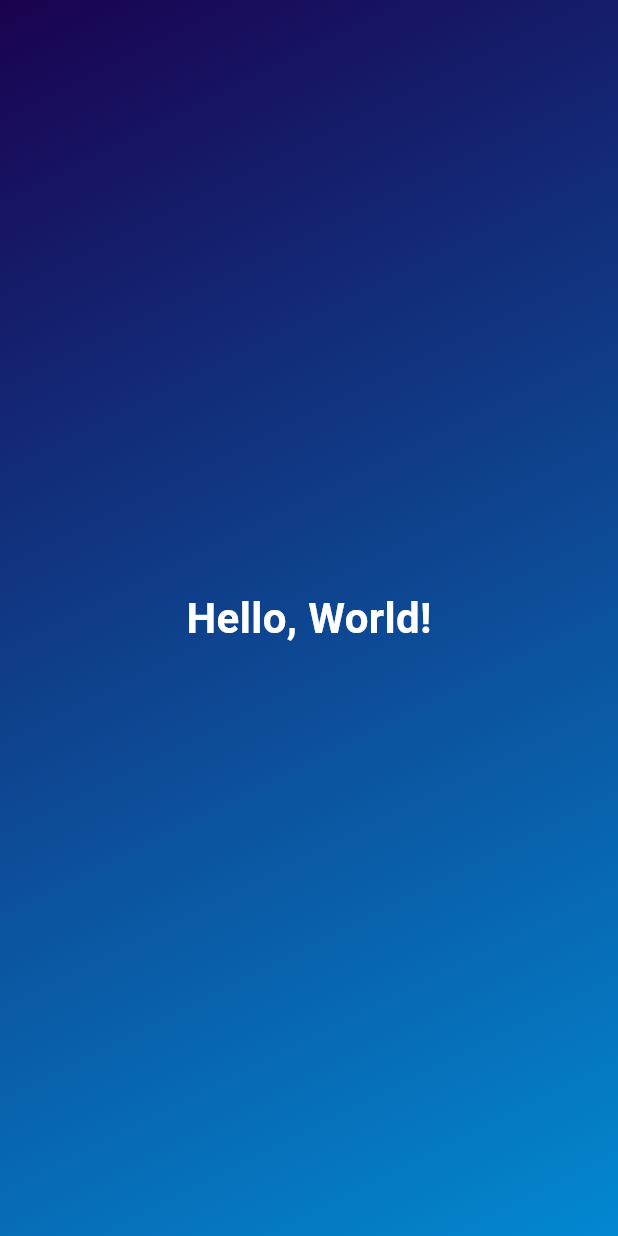
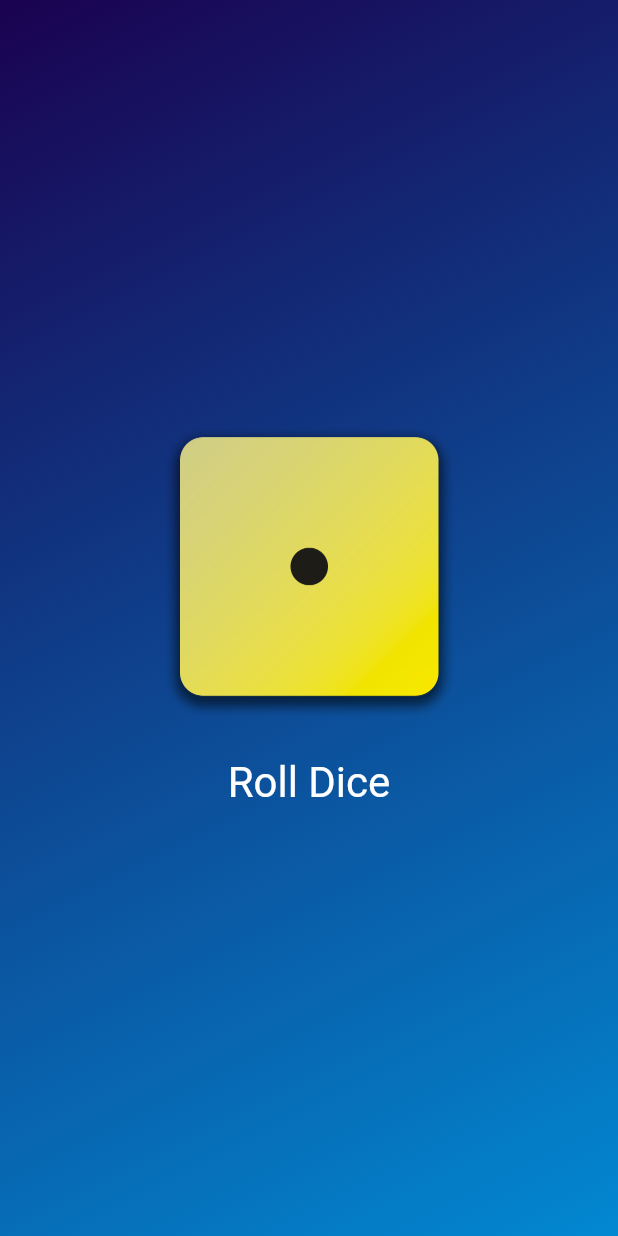
Before and after one commit to NeeDaimDark/dice_app, a Flutter app: the screen it shows after launch, on a phone screen of 412 x 824 dp. Run offline on Flutter 3.47's test engine with Material 3 defaults, Android fonts, the phone set to English and light mode, and no system bars.

Commit message:
adding images for dice and statefullwidget for changing imageswith dice roll

```diff
--- /dev/null
+++ b/lib/dice_roller.dart
@@ -0,0 +1,45 @@
+import 'package:flutter/material.dart';
+
+class DiceRoller extends StatefulWidget {
+
+ const DiceRoller({super.key});
+
+
+
+  @override
+  State<DiceRoller> createState() {
+    return _DiceRollerState();
+  }
+}
+
+class _DiceRollerState extends State<DiceRoller>{
+  var activeDiceImage = 'assets/images/dice-1.png';
+  void rollDice(){
+    setState(() {
+    activeDiceImage = 'assets/images/dice-2.png';
+    });
+  }
+  @override
+  Widget build( context){
+    return Column(
+      mainAxisSize: MainAxisSize.min,
+      children: [
+        Image.asset(
+          activeDiceImage,
+          width: 200,
+        ),
+        SizedBox(height: 20,),
+        TextButton(
+          onPressed: rollDice,
+          child: Text('Roll Dice'),
+          style: TextButton.styleFrom(
+            foregroundColor: Colors.white,
+            textStyle: const TextStyle(fontSize: 28),
+          ),
+        )
+      ],
+    );
+  }
+
+
+}
--- a/lib/gradient_container.dart
+++ b/lib/gradient_container.dart
@@ -1,31 +1,29 @@
+
 import 'package:flutter/material.dart';
 
+import 'dice_roller.dart';
+
+const startAlignment = Alignment.topLeft;
+const endAlignment = Alignment.bottomRight;
+
 class GradientContainer extends StatelessWidget {
-  const GradientContainer({super.key});
 
+  GradientContainer(this.color1,this.color2,{super.key});
+  final color1 ;
+  final color2 ;
 
   @override
   Widget build(BuildContext context) {
     return Container (
-      decoration: const BoxDecoration(
+      decoration:  BoxDecoration(
         gradient: LinearGradient(
-          begin: Alignment.topLeft,
-          end: Alignment.bottomRight,
-          colors: [
-            Color.fromARGB(255, 26, 2, 80),
-            Color.fromARGB(255, 2, 136, 209),
-          ],
+          begin: startAlignment,
+          end: endAlignment,
+          colors: [color1,color2],
         ),
       ),
-      child: const  Center(
-        child :Text(
-          'Hello, World!',
-          style: TextStyle(
-            fontSize: 28,
-            color: Colors.white,
-            fontWeight: FontWeight.bold,
-          ),
-        ),
+      child: Center(
+        child :DiceRoller(),
 
       ),
     );
--- a/lib/main.dart
+++ b/lib/main.dart
@@ -6,7 +6,7 @@ void main() {
   runApp(
     MaterialApp(
       home: Scaffold(
-        body: GradientContainer(),
+        body: GradientContainer(Color.fromARGB(255, 26, 2, 80),Color.fromARGB(255, 2, 136, 209)),
 
       ),
   ),
--- /dev/null
+++ b/lib/styled_text.dart
@@ -0,0 +1,20 @@
+import 'package:flutter/material.dart';
+
+class StyledText extends StatelessWidget {
+
+  StyledText(this.text, {super.key});
+
+   String text ;
+
+  @override
+  Widget build(BuildContext context) {
+    return Text(
+      text,
+      style: const TextStyle(
+        fontSize: 28,
+        color: Colors.white,
+        fontWeight: FontWeight.bold,
+      ),
+    );
+  }
+}
```
Also changed, not shown: pubspec.yaml (+8 -3 lines), assets/images/dice-1.png (added), assets/images/dice-2.png (added), assets/images/dice-3.png (added), assets/images/dice-4.png (added), assets/images/dice-5.png (added), assets/images/dice-6.png (added).
